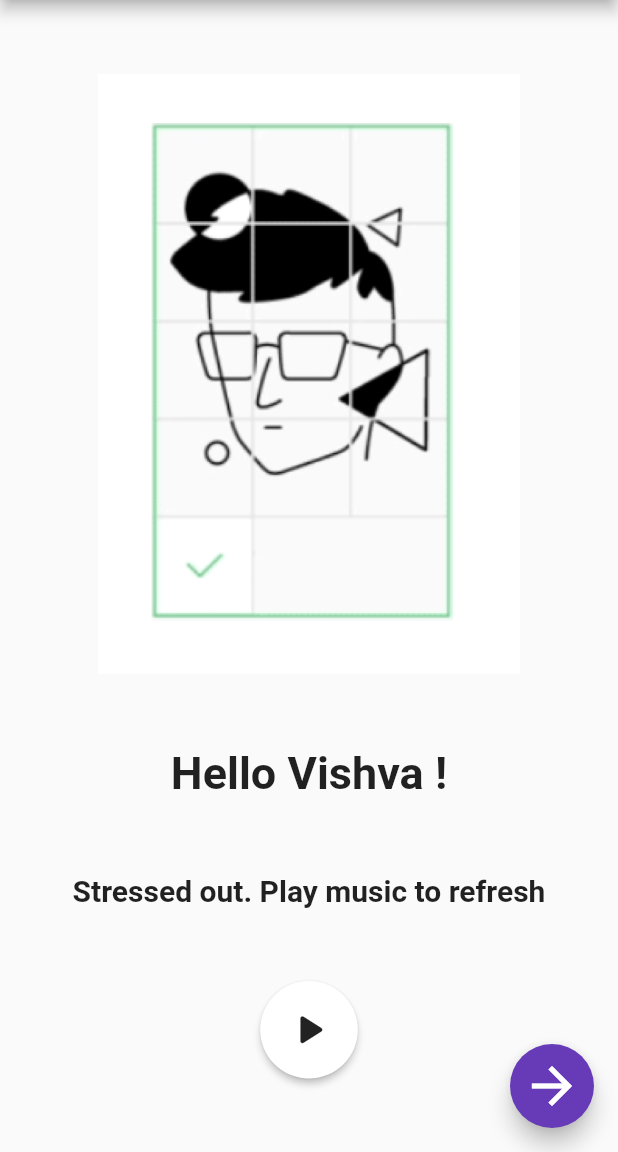
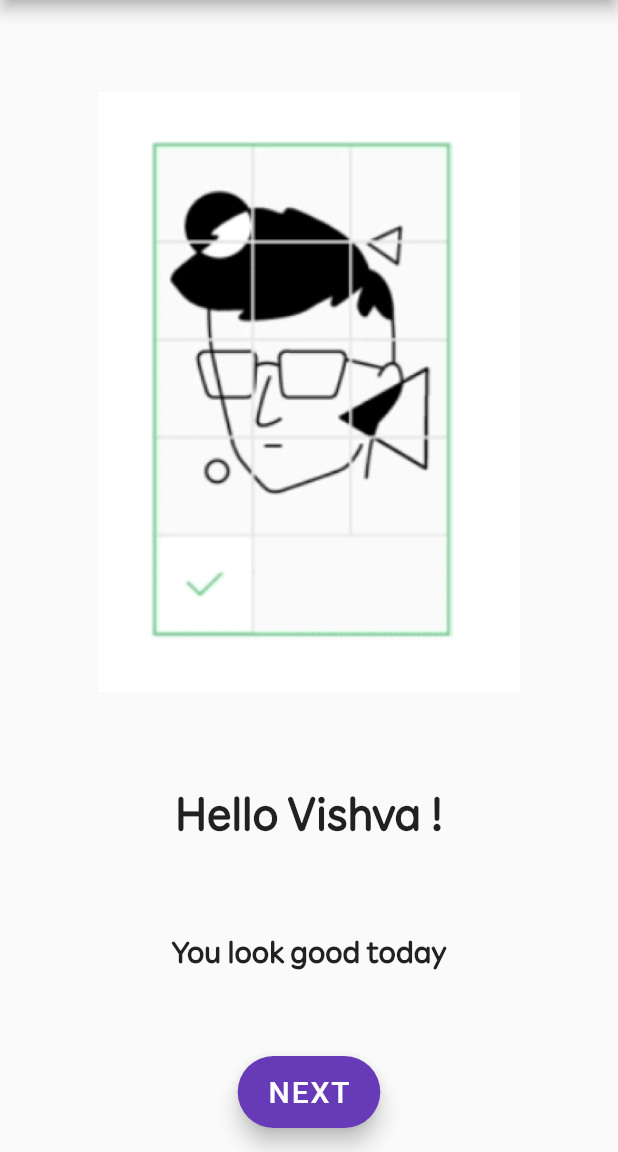
Before and after one commit to keerthikumarsr95/rakathon, a Flutter app: the UnlockedMoodScreen screen opened directly with empty values, on a phone screen of 412 x 824 dp, the part 84-1236 px from its top. Run offline on Flutter 3.47's test engine with Material 2 defaults, Android fonts, the phone set to English and light mode, and no system bars; our stand-ins replace assets_audio_player, camera, dio, flutter_tts, googleapis_auth, speech_to_text; missing offline and left inert: emojis, page_view_indicator; project files that could hold a hidden picture were left out; key blocks and very long unbroken strings in the code were emptied for the run.

Commit message:
Font change

```diff
--- a/momt/lib/UI/ChatBot/BotUI.dart
+++ b/momt/lib/UI/ChatBot/BotUI.dart
@@ -50,7 +50,7 @@ class _ConversationalBotState extends State<ConversationalBot> {
         appBar: AppBar(
           title: Text(
             "MomT",
-            style: TextStyle(color: Colors.deepPurple),
+            style: TextStyle(color: Colors.deepPurple, fontFamily: 'RakutenRg'),
           ),
           backgroundColor: Colors.deepPurple.shade100,
         ),
@@ -120,6 +120,7 @@ class Message extends StatelessWidget {
       return Text(
         msg.messageContent,
         style: TextStyle(
+            fontFamily: 'RakutenRg',
             fontWeight: FontWeight.bold,
             color: msg.messageType == "receiver" ? Colors.black87 : Colors.pink,
             fontSize: 16.0),
--- a/momt/lib/UI/oldBckp/Login.dart
+++ b/momt/lib/UI/oldBckp/Login.dart
@@ -73,6 +73,7 @@ class ProfileCard extends StatelessWidget {
                                   'assets/images/${entries[index]}.png'))))),
               Text(entries[index],
                   style: TextStyle(
+                      fontFamily: 'RakutenRg',
                       fontWeight: FontWeight.bold,
                       color: Colors.white,
                       fontSize: 20.0)),
--- a/momt/lib/UI/pages/LoginNew.dart
+++ b/momt/lib/UI/pages/LoginNew.dart
@@ -36,7 +36,7 @@ class LoginNew extends StatelessWidget {
                           fontWeight: FontWeight.bold,
                           color: Colors.black,
                           fontSize: 30.0,
-                          fontFamily: 'Open Sans')),
+                          fontFamily: 'RakutenRg')),
                 ]),
           ),
           new GridView.count(
@@ -93,6 +93,7 @@ class ProfileCard extends StatelessWidget {
               )),
           Text(entries[index],
               style: TextStyle(
+                  fontFamily: 'RakutenRg',
                   fontWeight: FontWeight.bold,
                   //color: Colors.white,
                   fontSize: 20.0)),
--- a/momt/lib/UI/pages/faceDetector.dart
+++ b/momt/lib/UI/pages/faceDetector.dart
@@ -36,7 +36,7 @@ class FaceDetector extends StatelessWidget {
           },
           label: Text(
             'Scan to Start',
-            style: TextStyle(fontSize: 20.0),
+            style: TextStyle(fontFamily: 'RakutenRg', fontSize: 20.0),
           ),
           //label: const Text('Skip'),
           icon: Icon(
--- a/momt/lib/UnlockedMoodDetector.dart
+++ b/momt/lib/UnlockedMoodDetector.dart
@@ -54,7 +54,7 @@ class UnlockedMoodScreen extends StatefulWidget {
 
 class _UnlockedMoodScreenState extends State<UnlockedMoodScreen> {
   Mood _expression = Mood.SORROW;
-  String stressedMsg = "Stressed out. Play music to refresh";
+  String stressedMsg = "You look good today";
   String haapyMsg = "Let's start with your smile";
 
   void navigateToProfile(BuildContext context) {
@@ -107,27 +107,42 @@ class _UnlockedMoodScreenState extends State<UnlockedMoodScreen> {
             ),
             new Text(
               'Hello Vishva !',
-              style: TextStyle(fontWeight: FontWeight.bold, fontSize: 30.0),
+              style: TextStyle(
+                  fontWeight: FontWeight.bold,
+                  fontSize: 30.0,
+                  fontFamily: 'RakutenRg'),
             ),
-            new Text(
-              _expression == Mood.JOY ? haapyMsg : stressedMsg,
-              style: TextStyle(fontWeight: FontWeight.bold, fontSize: 20.0),
+            new Padding(
+              padding: EdgeInsets.only(bottom: 60),
+              child: Text(
+                _expression == Mood.JOY ? haapyMsg : stressedMsg,
+                style: TextStyle(
+                    fontWeight: FontWeight.bold,
+                    fontSize: 20.0,
+                    fontFamily: 'RakutenRg'),
+              ),
             ),
-            new MusicPlayer()
+            //new MusicPlayer()
           ])),
-      floatingActionButton: FloatingActionButton(
+      floatingActionButtonLocation: FloatingActionButtonLocation.centerFloat,
+      floatingActionButton: Container(
+          //width: 100,
+          child: FloatingActionButton.extended(
         onPressed: () {
           getExpression();
           navigateToProfile(context);
         },
-        tooltip: 'Next',
+        label: Text(
+          'NEXT',
+          style: TextStyle(fontSize: 20.0),
+        ),
         //label: const Text('Skip'),
-        child: Icon(
-          Icons.arrow_forward,
-          size: 40,
-        ),
+        // icon: Icon(
+        //   Icons.face_unlock_rounded,
+        //   size: 40,
+        // ),
         backgroundColor: Colors.deepPurple,
-      ),
+      )),
     );
   }
 
```
Also changed, not shown: momt/lib/UI/pages/WelcomePage.dart (+14 -11 lines), momt/pubspec.yaml (+10 -1 lines), momt/assets/fonts/RakutenRounded_A_Bd.ttf (added), momt/assets/fonts/RakutenRounded_A_Rg.ttf (added).
